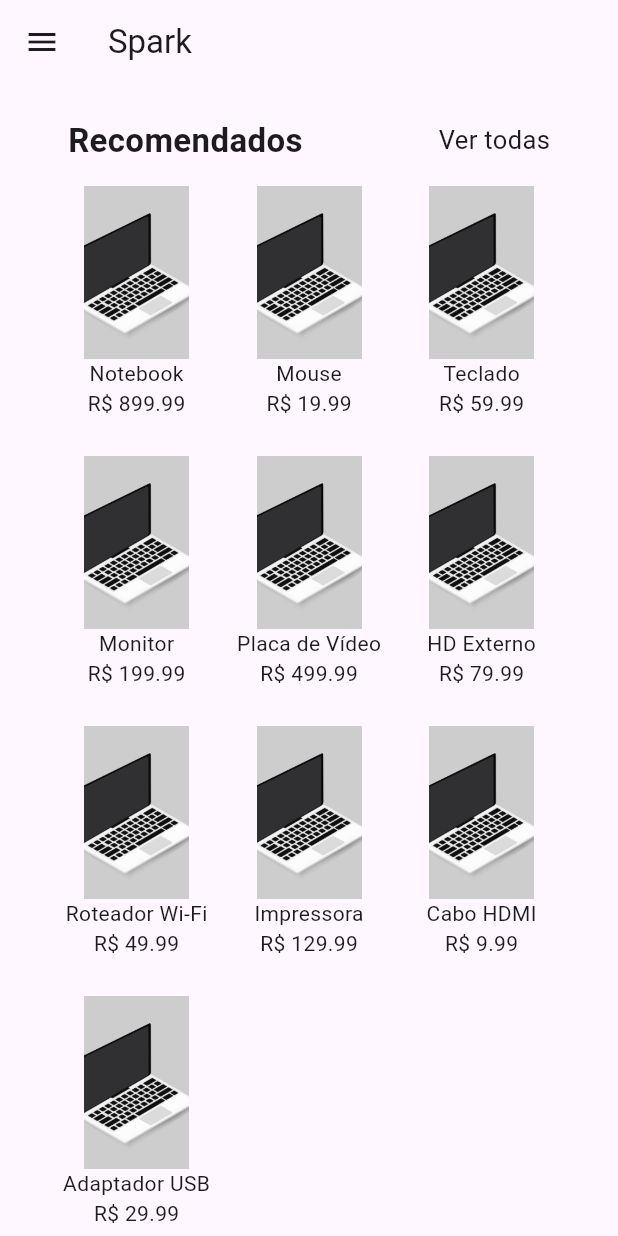
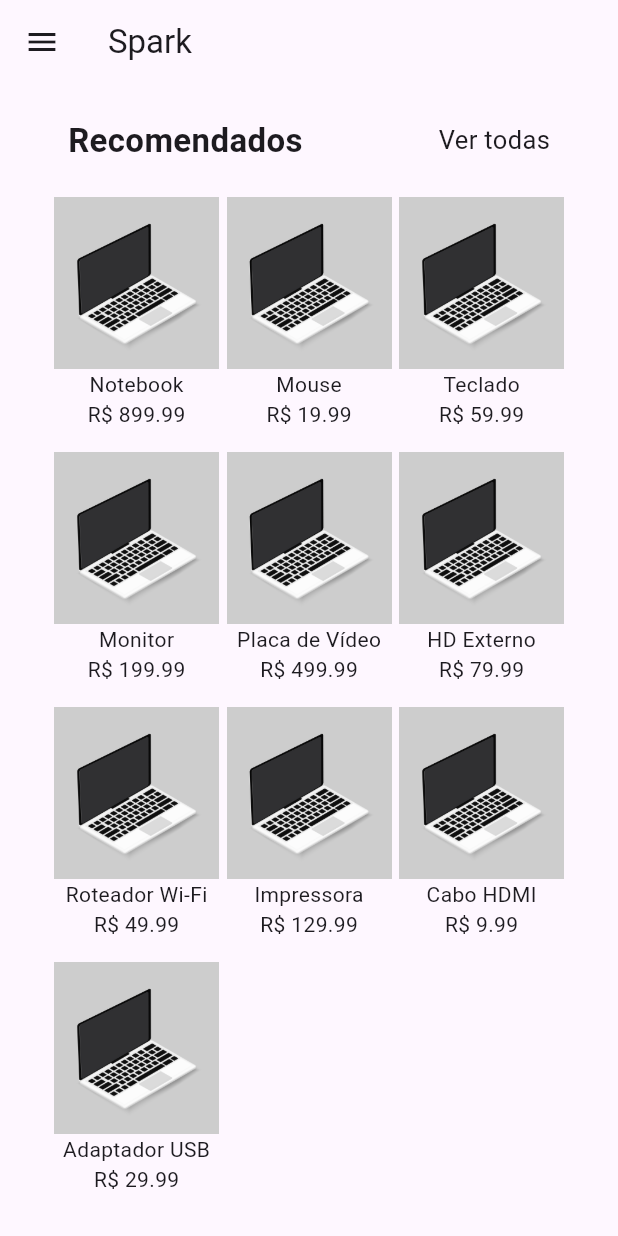
Before and after one commit to CarlosSeixas2/Trabalho_Ecommerce_Marcel, a Flutter app: the screen it shows after launch, on a phone screen of 412 x 824 dp. Run offline on Flutter 3.47's test engine with Material 3 defaults, Android fonts, the phone set to English and light mode, and no system bars.

Commit message:
commit para pull

```diff
--- a/lib/main.dart
+++ b/lib/main.dart
@@ -122,7 +122,7 @@ class _MyAppState extends State<MyApp> {
                   ],
                 ),
                 const SizedBox(
-                  height: 15,
+                  height: 22,
                 ),
                 Wrap(
                   alignment: WrapAlignment.start,
@@ -155,12 +155,11 @@ class ProductCard extends StatelessWidget {
   Widget build(BuildContext context) {
     return SizedBox(
       width: 115,
-      height: 180,
+      height: 170,
       child: Column(
-        mainAxisAlignment: MainAxisAlignment.start,
         children: [
           SizedBox(
-            width: 70,
+            width: 110,
             height: 115,
             child: Image.asset(
               'assets/images/notebook.jpg',
```
